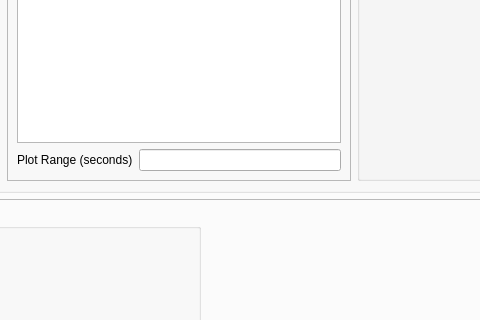
mseaberg/slit_alignment, file PPM_centroid/PPM_screen.ui: the form before one commit; both pictures show x 451 to 931 and y 465 to 785 of the 1140 by 909 pixel window.
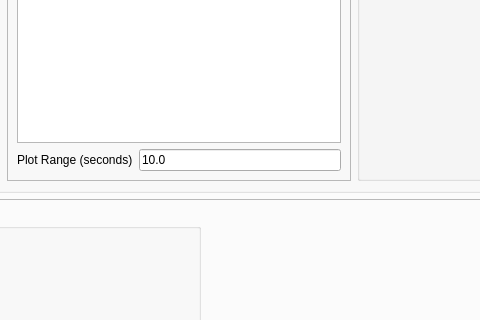
The form after the commit. Custom widgets are drawn as their Qt base class.

```diff
--- a/PPM_centroid/PPM_screen.ui
+++ b/PPM_centroid/PPM_screen.ui
@@ -304,7 +304,11 @@
              </property>
              <layout class="QGridLayout" name="gridLayout_6">
               <item row="3" column="1">
-               <widget class="QLineEdit" name="wfsPlotRangeLineEdit"/>
+               <widget class="QLineEdit" name="wfsPlotRangeLineEdit">
+                <property name="text">
+                 <string>10.0</string>
+                </property>
+               </widget>
               </item>
               <item row="3" column="0">
                <widget class="QLabel" name="label_2">
```
